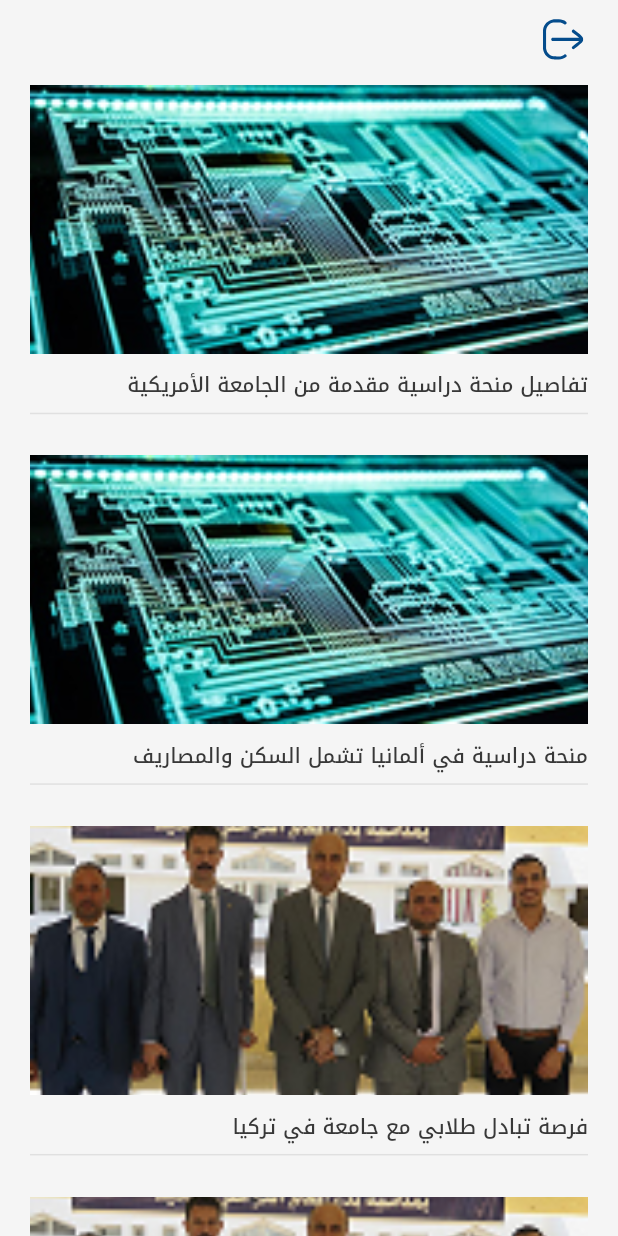
After one commit to nancykhaled1/Faculty-App, a Flutter app: the ScholarshipsScreen screen opened by its route, on a phone screen of 412 x 824 dp. The commit adds this screen. Run offline on Flutter 3.47's test engine with Material 3 defaults, Android fonts, the phone set to English and light mode, and no system bars; our stand-ins replace dotted_border, file_picker, flutter_screenutil, flutter_svg.

Commit message:
updates in student screen.

```diff
--- a/lib/ui/auth/login/forget_pass.dart
+++ b/lib/ui/auth/login/forget_pass.dart
@@ -1,4 +1,4 @@
-import 'package:faculty/ui/auth/auth.dart';
+import 'package:faculty/ui/auth/auth_alumni.dart';
 import 'package:faculty/ui/auth/login/loginscreen.dart';
 import 'package:faculty/ui/auth/login/send_code.dart';
 import 'package:faculty/utils/colors.dart';
@@ -23,7 +23,7 @@ class ForgetPassScreen extends StatelessWidget{
             padding: EdgeInsets.only(top: 30.sp, right: 30.sp),
             child: GestureDetector(
               onTap: (){
-                Navigator.pushReplacementNamed(context, AuthScreen.routeName);
+                Navigator.pushReplacementNamed(context, AlumniAuthScreen.routeName);
               },
               child: SvgPicture.asset(
                 'assets/icons/upload.svg', // الأيقونة الافتراضية
--- a/lib/ui/auth/login/re_pass.dart
+++ b/lib/ui/auth/login/re_pass.dart
@@ -1,4 +1,4 @@
-import 'package:faculty/ui/auth/auth.dart';
+import 'package:faculty/ui/auth/auth_alumni.dart';
 import 'package:faculty/ui/auth/login/loginscreen.dart';
 import 'package:faculty/ui/auth/login/send_code.dart';
 import 'package:flutter/material.dart';
@@ -217,7 +217,7 @@ class _RePasswordState extends State<RePassword> {
                                             message: "تم تعيين كلمة المرور بنجاح",
                                            // subMessage: "يمكنك الآن تسجيل الدخول باستخدام كلمة المرور الجديدة",
                                             onDismiss: () {
-                                              Navigator.pushReplacementNamed(context, AuthScreen.routeName); // الانتقال للـ login عند الإغلاق
+                                              Navigator.pushReplacementNamed(context, AlumniAuthScreen.routeName); // الانتقال للـ login عند الإغلاق
                                             },
                                           );
                                         },
--- /dev/null
+++ b/lib/ui/students/scholarships-screen.dart
@@ -0,0 +1,102 @@
+import 'package:flutter/cupertino.dart';
+import 'package:flutter/material.dart';
+import 'package:flutter_screenutil/flutter_screenutil.dart';
+import 'package:flutter_svg/svg.dart';
+
+import '../../utils/colors.dart';
+
+class ScholarshipsScreen extends StatefulWidget {
+  static const String routeName = 'scholarship';
+
+  @override
+  State<ScholarshipsScreen> createState() => _ScholarshipsScreenState();
+}
+
+class _ScholarshipsScreenState extends State<ScholarshipsScreen> {
+  final List<Map<String, String>> items = [
+    {
+      "image": "assets/images/it.png",
+      "text": "تفاصيل منحة دراسية مقدمة من الجامعة الأمريكية"
+    },
+    {
+      "image": "assets/images/it.png",
+      "text": "منحة دراسية في ألمانيا تشمل السكن والمصاريف"
+    },
+    {
+      "image": "assets/images/doctors.png",
+      "text": "فرصة تبادل طلابي مع جامعة في تركيا"
+    },
+    {
+      "image": "assets/images/doctors.png",
+      "text": "فرصة تبادل طلابي مع جامعة في تركيا"
+    },
+  ];
+
+  @override
+  Widget build(BuildContext context) {
+    return SafeArea(
+      child: Scaffold(
+        backgroundColor: MyColors.backgroundColor,
+        body: SingleChildScrollView(
+          child: Column(
+            crossAxisAlignment: CrossAxisAlignment.start,
+            children: [
+              /// 🔹 زر الرجوع
+              Padding(
+                padding: EdgeInsets.only(top: 10.h, right: 20.w, bottom: 5.h),
+                child: GestureDetector(
+                  onTap: () {
+                    Navigator.pop(context);
+                  },
+                  child: SvgPicture.asset(
+                    "assets/icons/backarrow.svg",
+                    width: 24.w,
+                    height: 24.h,
+                  ),
+                ),
+              ),
+              // SizedBox(height: 30.h),
+              /// 🔹 ليستة الصور والنصوص
+              ListView.builder(
+                shrinkWrap: true,
+                physics: NeverScrollableScrollPhysics(),
+                itemCount: items.length,
+                itemBuilder: (context, index) {
+                  final item = items[index];
+                  return Padding(
+                    padding: const EdgeInsets.symmetric(vertical: 10, horizontal: 20),
+                    child: Column(
+                      crossAxisAlignment: CrossAxisAlignment.start,
+                      children: [
+                        Image.asset(
+                          item['image']!,
+                          width: double.infinity,
+                          height: 150.h,
+                          fit: BoxFit.cover,
+                        ),
+                        SizedBox(height: 10.h),
+                        Text(
+                          item['text']!,
+                          style: TextStyle(
+                            fontSize: 12.sp,
+                            fontWeight: FontWeight.w500,
+                            fontFamily: "Noto Kufi Arabic",
+                            color: MyColors.softBlackColor,
+                          ),
+                          textDirection: TextDirection.rtl,
+                          textAlign: TextAlign.center,
+                        ),
+                        Divider(thickness: 1, color: Colors.grey.shade300), // فاصل بين العناصر
+                      ],
+                    ),
+                  );
+                },
+              ),
+
+            ],
+          ),
+        ),
+      ),
+    );
+  }
+}
```
Also changed, not shown: lib/main.dart (+7 -4 lines), lib/ui/auth/auth_alumni.dart (added, +169 -0 lines), lib/ui/auth/auth_student.dart (renamed from lib/ui/auth/auth.dart, +7 -7 lines), lib/ui/home.dart (+4 -3 lines), lib/ui/students/ElectronicServicesBody.dart (+19 -6 lines), lib/ui/students/StudentLifeBody.dart (+32 -13 lines), lib/ui/students/StudyLifeBody.dart (+44 -1 lines), lib/ui/students/student-activity-screen.dart (added, +102 -0 lines), assets/icons/SIS.svg (added), assets/icons/backarrow.svg (added), assets/icons/materials.svg (added), assets/icons/result.svg (added), assets/icons/services.svg (added), assets/icons/users-two.svg (added).
